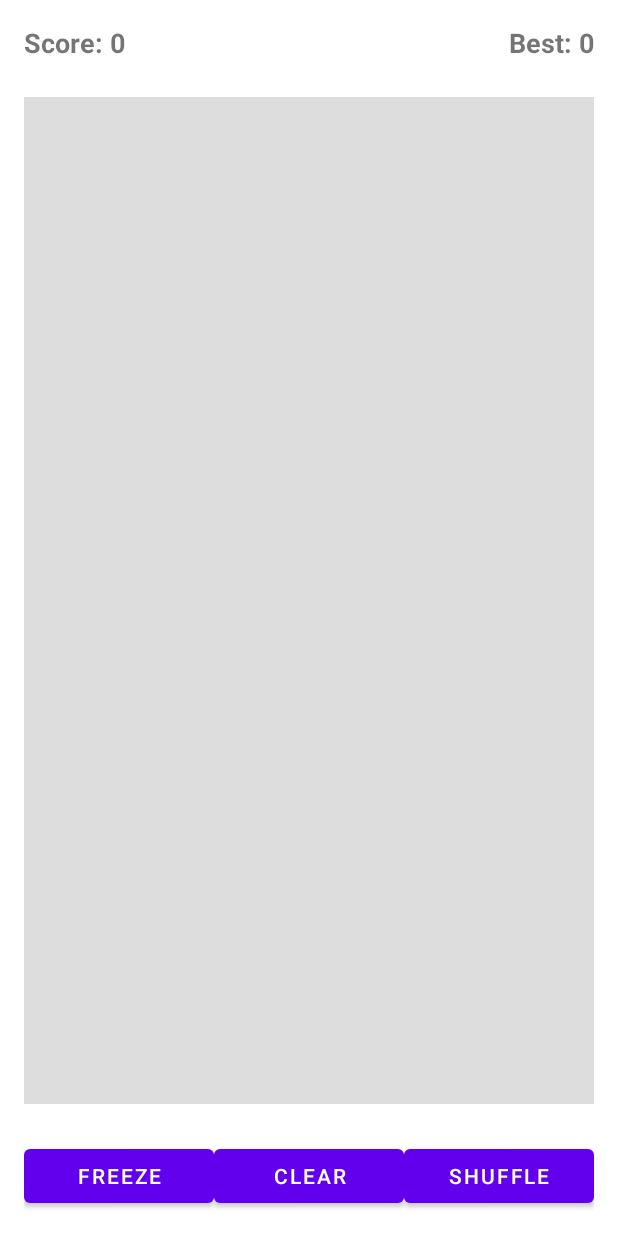
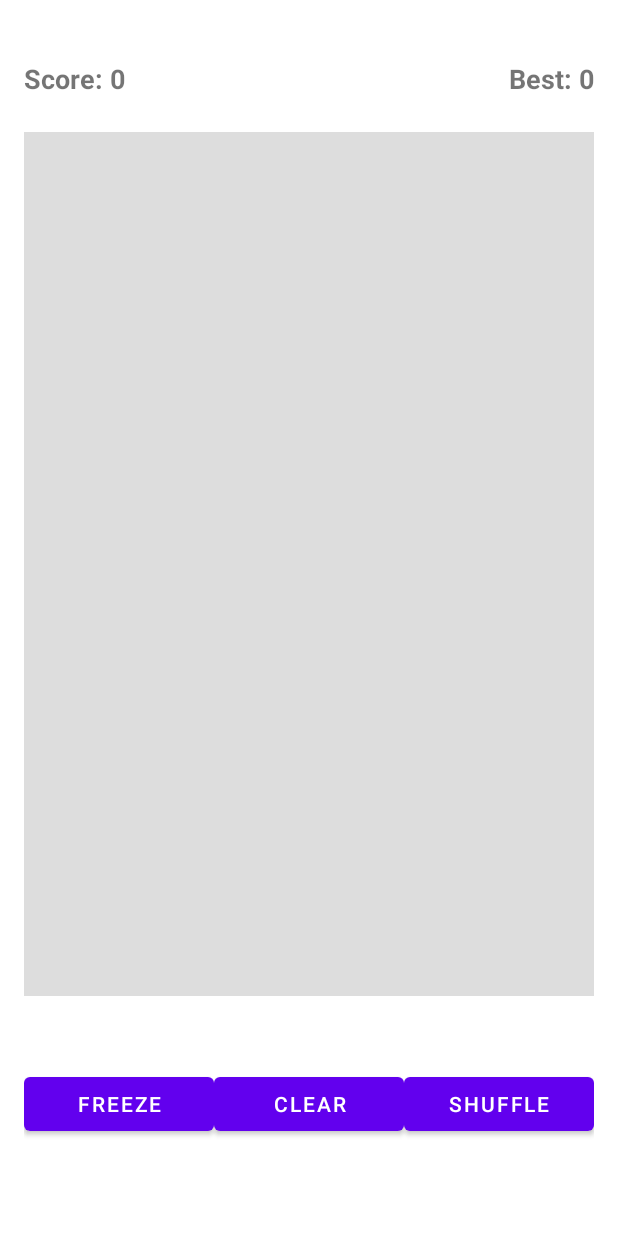
Before and after one commit to sridharprasath94/NumberDrift, an Android app: the GameFragment screen opened through its navigation route, on a phone screen of 412 x 824 dp. Run offline under Robolectric (Android 15) with nearby library versions, the light colour scheme and no system bars; our stand-ins replace Dagger/Hilt's generated code; libraries missing offline, so code that uses them is left out: dev.androidbroadcast.vbpd; 17 statements that could not run were skipped.

Commit message:
Update layout

```diff
--- a/app/src/main/res/layout/fragment_game.xml
+++ b/app/src/main/res/layout/fragment_game.xml
@@ -13,6 +13,7 @@
         android:layout_width="wrap_content"
         android:layout_height="wrap_content"
         android:text="Score: 0"
+        android:layout_marginTop="24dp"
         android:textSize="18sp"
         android:textStyle="bold"
         app:layout_constraintTop_toTopOf="parent"
@@ -24,6 +25,7 @@
         android:layout_width="wrap_content"
         android:layout_height="wrap_content"
         android:text="Best: 0"
+        android:layout_marginTop="24dp"
         android:textSize="18sp"
         android:textStyle="bold"
         app:layout_constraintTop_toTopOf="parent"
@@ -34,7 +36,7 @@
         android:id="@+id/driftTimerText"
         android:layout_width="wrap_content"
         android:layout_height="wrap_content"
-        android:layout_marginTop="8dp"
+        android:layout_marginTop="24dp"
         android:inAnimation="@android:anim/fade_in"
         android:outAnimation="@android:anim/fade_out"
         app:layout_constraintTop_toTopOf="parent"
@@ -49,11 +51,11 @@
         android:layout_height="0dp"
         android:rowCount="5"
         android:columnCount="5"
-        android:layout_marginTop="24dp"
-        android:layout_marginBottom="24dp"
+        android:layout_marginTop="48dp"
+        android:layout_marginBottom="48dp"
         android:background="#DDDDDD"
         android:padding="6dp"
-        app:layout_constraintTop_toBottomOf="@id/scoreText"
+        app:layout_constraintTop_toBottomOf="@id/driftTimerText"
         app:layout_constraintBottom_toTopOf="@id/buttonContainer"
         app:layout_constraintStart_toStartOf="parent"
         app:layout_constraintEnd_toEndOf="parent"/>
@@ -64,8 +66,10 @@
         android:layout_width="0dp"
         android:layout_height="wrap_content"
         android:orientation="horizontal"
+        android:layout_marginBottom="48dp"
         android:gravity="center"
         android:weightSum="3"
+        app:layout_constraintTop_toBottomOf="@id/gameGrid"
         app:layout_constraintBottom_toBottomOf="parent"
         app:layout_constraintStart_toStartOf="parent"
         app:layout_constraintEnd_toEndOf="parent">
```
